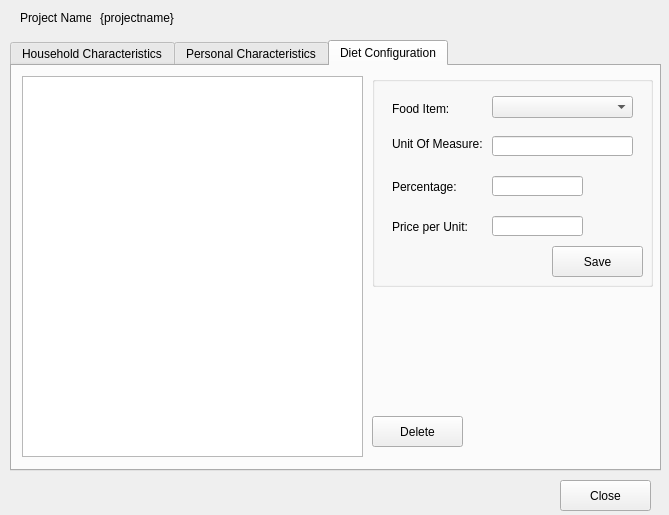
First picture: the form in open-ihm/gui/designs/ui_projectconfiguration.ui, repository snim2mirror/openihm, before the edit.
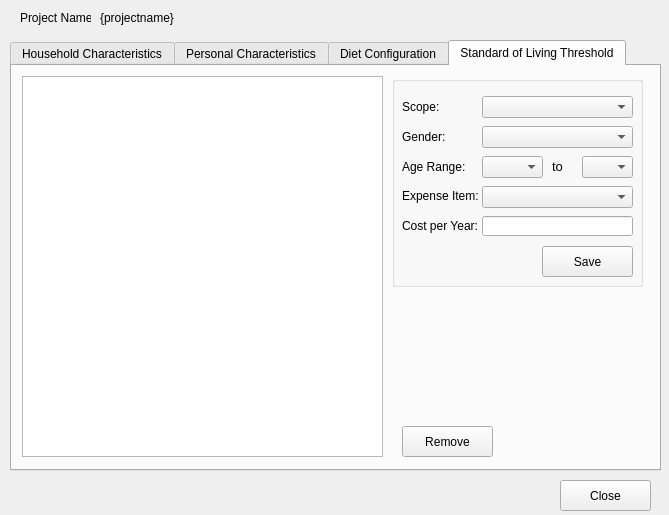
Second picture: the form after the edit.

Commit message: Introducng the standard of living interface to project configuration [Issue 27]

Patch:
```diff
--- a/open-ihm/gui/designs/ui_projectconfiguration.ui
+++ b/open-ihm/gui/designs/ui_projectconfiguration.ui
@@ -61,7 +61,7 @@
     </rect>
    </property>
    <property name="currentIndex">
-    <number>2</number>
+    <number>3</number>
    </property>
    <widget class="QWidget" name="tabProjectHouseholdCharacteristics">
     <attribute name="title">
@@ -415,6 +415,203 @@
      </widget>
     </widget>
    </widget>
+   <widget class="QWidget" name="tab_2">
+    <attribute name="title">
+     <string>Standard of Living Threshold</string>
+    </attribute>
+    <widget class="QTableView" name="tblStandardOfLiving">
+     <property name="geometry">
+      <rect>
+       <x>10</x>
+       <y>10</y>
+       <width>361</width>
+       <height>381</height>
+      </rect>
+     </property>
+    </widget>
+    <widget class="QGroupBox" name="groupBox_2">
+     <property name="geometry">
+      <rect>
+       <x>380</x>
+       <y>10</y>
+       <width>251</width>
+       <height>211</height>
+      </rect>
+     </property>
+     <property name="title">
+      <string/>
+     </property>
+     <widget class="QComboBox" name="cmbExpenseItem">
+      <property name="geometry">
+       <rect>
+        <x>90</x>
+        <y>110</y>
+        <width>151</width>
+        <height>22</height>
+       </rect>
+      </property>
+     </widget>
+     <widget class="QLabel" name="label_10">
+      <property name="geometry">
+       <rect>
+        <x>10</x>
+        <y>110</y>
+        <width>81</width>
+        <height>20</height>
+       </rect>
+      </property>
+      <property name="text">
+       <string>Expense Item:</string>
+      </property>
+     </widget>
+     <widget class="QLabel" name="label_11">
+      <property name="geometry">
+       <rect>
+        <x>10</x>
+        <y>20</y>
+        <width>71</width>
+        <height>21</height>
+       </rect>
+      </property>
+      <property name="text">
+       <string>Scope:</string>
+      </property>
+     </widget>
+     <widget class="QPushButton" name="cmdSaveLivingStanItem">
+      <property name="geometry">
+       <rect>
+        <x>150</x>
+        <y>170</y>
+        <width>91</width>
+        <height>31</height>
+       </rect>
+      </property>
+      <property name="text">
+       <string>Save</string>
+      </property>
+     </widget>
+     <widget class="QLabel" name="label_12">
+      <property name="geometry">
+       <rect>
+        <x>10</x>
+        <y>80</y>
+        <width>71</width>
+        <height>21</height>
+       </rect>
+      </property>
+      <property name="text">
+       <string>Age Range:</string>
+      </property>
+     </widget>
+     <widget class="QLabel" name="label_13">
+      <property name="geometry">
+       <rect>
+        <x>10</x>
+        <y>50</y>
+        <width>71</width>
+        <height>21</height>
+       </rect>
+      </property>
+      <property name="text">
+       <string>Gender:</string>
+      </property>
+     </widget>
+     <widget class="QLabel" name="label_14">
+      <property name="geometry">
+       <rect>
+        <x>10</x>
+        <y>140</y>
+        <width>81</width>
+        <height>20</height>
+       </rect>
+      </property>
+      <property name="text">
+       <string>Cost per Year:</string>
+      </property>
+     </widget>
+     <widget class="QLineEdit" name="txtCostPerYear">
+      <property name="geometry">
+       <rect>
+        <x>90</x>
+        <y>140</y>
+        <width>151</width>
+        <height>20</height>
+       </rect>
+      </property>
+     </widget>
+     <widget class="QComboBox" name="cmbScope">
+      <property name="geometry">
+       <rect>
+        <x>90</x>
+        <y>20</y>
+        <width>151</width>
+        <height>22</height>
+       </rect>
+      </property>
+     </widget>
+     <widget class="QComboBox" name="cmbGender">
+      <property name="geometry">
+       <rect>
+        <x>90</x>
+        <y>50</y>
+        <width>151</width>
+        <height>22</height>
+       </rect>
+      </property>
+     </widget>
+     <widget class="QComboBox" name="cmbExpenseItem_2">
+      <property name="geometry">
+       <rect>
+        <x>90</x>
+        <y>80</y>
+        <width>61</width>
+        <height>22</height>
+       </rect>
+      </property>
+     </widget>
+     <widget class="QLabel" name="label_15">
+      <property name="geometry">
+       <rect>
+        <x>160</x>
+        <y>80</y>
+        <width>21</width>
+        <height>21</height>
+       </rect>
+      </property>
+      <property name="font">
+       <font>
+        <pointsize>10</pointsize>
+       </font>
+      </property>
+      <property name="text">
+       <string>to</string>
+      </property>
+     </widget>
+     <widget class="QComboBox" name="cmbExpenseItem_3">
+      <property name="geometry">
+       <rect>
+        <x>190</x>
+        <y>80</y>
+        <width>51</width>
+        <height>22</height>
+       </rect>
+      </property>
+     </widget>
+    </widget>
+    <widget class="QPushButton" name="cmdDelLivingStandardItem">
+     <property name="geometry">
+      <rect>
+       <x>390</x>
+       <y>360</y>
+       <width>91</width>
+       <height>31</height>
+      </rect>
+     </property>
+     <property name="text">
+      <string>Remove</string>
+     </property>
+    </widget>
+   </widget>
   </widget>
   <widget class="QPushButton" name="cmdClose">
    <property name="geometry">
```
The commit also changes 1 other file.
